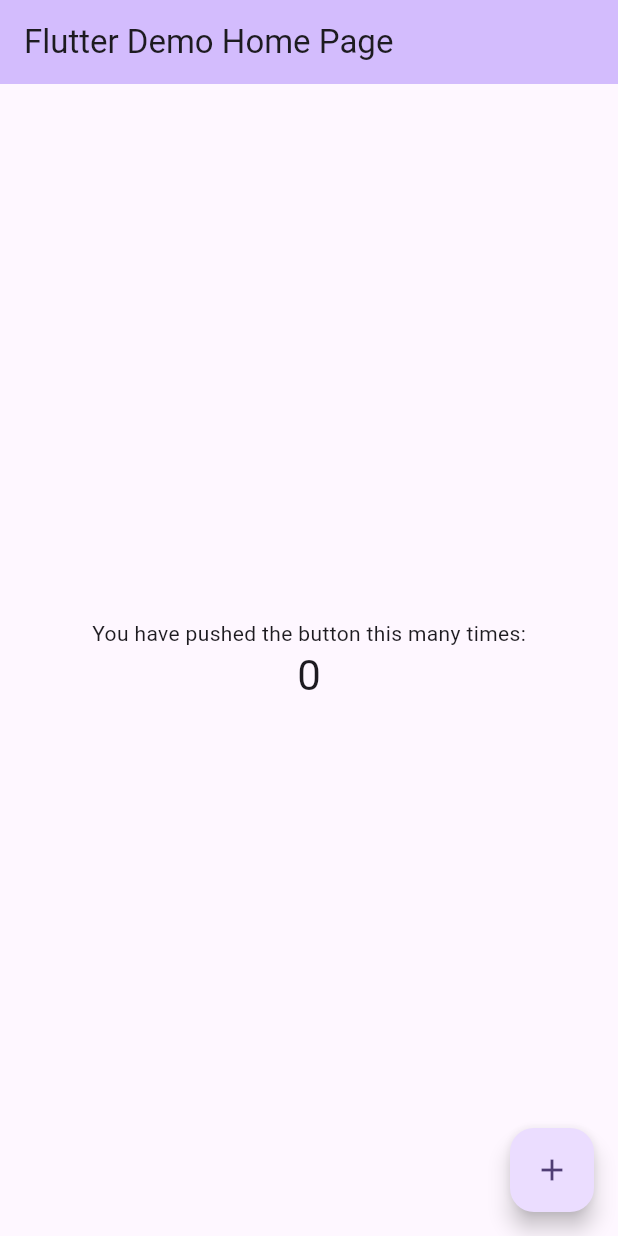
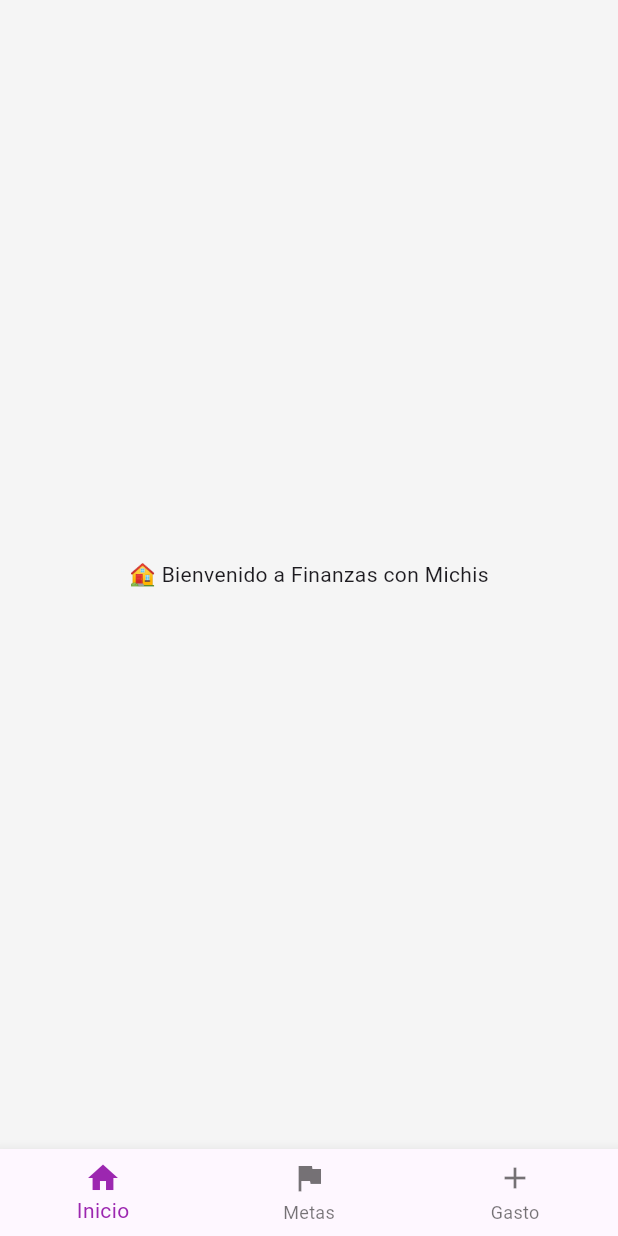
Before and after one commit to LuisGH28/Finanzas-con-Michis, a Flutter app: the screen it shows after launch, on a phone screen of 412 x 824 dp. Run offline on Flutter 3.47's test engine with Material 3 defaults, Android fonts, the phone set to English and light mode, and no system bars; our stand-ins replace go_router, sqflite; accounts and stored records are empty.

Commit message:
[FEAT]: add the screens and the PageView navigation

```diff
--- /dev/null
+++ b/finanzas_con_michis/lib/config/app_router.dart
@@ -0,0 +1,14 @@
+import 'package:go_router/go_router.dart';
+import '../screens/home/home_container.dart';
+
+class AppRouter {
+  static final router = GoRouter(
+    initialLocation: '/',
+    routes: [
+      GoRoute(
+        path: '/',
+        builder: (context, state) => const HomeContainer(),
+      ),
+    ],
+  );
+}
--- /dev/null
+++ b/finanzas_con_michis/lib/config/app_theme.dart
@@ -0,0 +1,16 @@
+import 'package:flutter/material.dart';
+
+class AppTheme {
+  static final light = ThemeData(
+    brightness: Brightness.light,
+    primarySwatch: Colors.purple,
+    fontFamily: 'Roboto',
+    scaffoldBackgroundColor: const Color(0xFFF5F5F5),
+  );
+
+  static final dark = ThemeData(
+    brightness: Brightness.dark,
+    primarySwatch: Colors.deepPurple,
+    fontFamily: 'Roboto',
+  );
+}
--- a/finanzas_con_michis/lib/main.dart
+++ b/finanzas_con_michis/lib/main.dart
@@ -1,122 +1,30 @@
 import 'package:flutter/material.dart';
+import 'config/app_theme.dart';
+import 'config/app_router.dart';
+import 'data/database/db_helper.dart';
+import 'providers/global_provider.dart';
+import 'package:provider/provider.dart';
 
-void main() {
-  runApp(const MyApp());
+void main() async {
+  WidgetsFlutterBinding.ensureInitialized();
+  await DBHelper.initDb(); // SQLite init
+  runApp(const FinanzasConMichisApp());
 }
 
-class MyApp extends StatelessWidget {
-  const MyApp({super.key});
+class FinanzasConMichisApp extends StatelessWidget {
+  const FinanzasConMichisApp({super.key});
 
-  // This widget is the root of your application.
   @override
   Widget build(BuildContext context) {
-    return MaterialApp(
-      title: 'Flutter Demo',
-      theme: ThemeData(
-        // This is the theme of your application.
-        //
-        // TRY THIS: Try running your application with "flutter run". You'll see
-        // the application has a purple toolbar. Then, without quitting the app,
-        // try changing the seedColor in the colorScheme below to Colors.green
-        // and then invoke "hot reload" (save your changes or press the "hot
-        // reload" button in a Flutter-supported IDE, or press "r" if you used
-        // the command line to start the app).
-        //
-        // Notice that the counter didn't reset back to zero; the application
-        // state is not lost during the reload. To reset the state, use hot
-        // restart instead.
-        //
-        // This works for code too, not just values: Most code changes can be
-        // tested with just a hot reload.
-        colorScheme: ColorScheme.fromSeed(seedColor: Colors.deepPurple),
+    return MultiProvider(
+      providers: globalProviders,
+      child: MaterialApp.router(
+        title: 'Finanzas con Michis',
+        debugShowCheckedModeBanner: false,
+        theme: AppTheme.light,
+        darkTheme: AppTheme.dark,
+        routerConfig: AppRouter.router,
       ),
-      home: const MyHomePage(title: 'Flutter Demo Home Page'),
     );
   }
 }
-
-class MyHomePage extends StatefulWidget {
-  const MyHomePage({super.key, required this.title});
-
-  // This widget is the home page of your application. It is stateful, meaning
-  // that it has a State object (defined below) that contains fields that affect
-  // how it looks.
-
-  // This class is the configuration for the state. It holds the values (in this
-  // case the title) provided by the parent (in this case the App widget) and
-  // used by the build method of the State. Fields in a Widget subclass are
-  // always marked "final".
-
-  final String title;
-
-  @override
-  State<MyHomePage> createState() => _MyHomePageState();
-}
-
-class _MyHomePageState extends State<MyHomePage> {
-  int _counter = 0;
-
-  void _incrementCounter() {
-    setState(() {
-      // This call to setState tells the Flutter framework that something has
-      // changed in this State, which causes it to rerun the build method below
-      // so that the display can reflect the updated values. If we changed
-      // _counter without calling setState(), then the build method would not be
-      // called again, and so nothing would appear to happen.
-      _counter++;
-    });
-  }
-
-  @override
-  Widget build(BuildContext context) {
-    // This method is rerun every time setState is called, for instance as done
-    // by the _incrementCounter method above.
-    //
-    // The Flutter framework has been optimized to make rerunning build methods
-    // fast, so that you can just rebuild anything that needs updating rather
-    // than having to individually change instances of widgets.
-    return Scaffold(
-      appBar: AppBar(
-        // TRY THIS: Try changing the color here to a specific color (to
-        // Colors.amber, perhaps?) and trigger a hot reload to see the AppBar
-        // change color while the other colors stay the same.
-        backgroundColor: Theme.of(context).colorScheme.inversePrimary,
-        // Here we take the value from the MyHomePage object that was created by
-        // the App.build method, and use it to set our appbar title.
-        title: Text(widget.title),
-      ),
-      body: Center(
-        // Center is a layout widget. It takes a single child and positions it
-        // in the middle of the parent.
-        child: Column(
-          // Column is also a layout widget. It takes a list of children and
-          // arranges them vertically. By default, it sizes itself to fit its
-          // children horizontally, and tries to be as tall as its parent.
-          //
-          // Column has various properties to control how it sizes itself and
-          // how it positions its children. Here we use mainAxisAlignment to
-          // center the children vertically; the main axis here is the vertical
-          // axis because Columns are vertical (the cross axis would be
-          // horizontal).
-          //
-          // TRY THIS: Invoke "debug painting" (choose the "Toggle Debug Paint"
-          // action in the IDE, or press "p" in the console), to see the
-          // wireframe for each widget.
-          mainAxisAlignment: MainAxisAlignment.center,
-          children: <Widget>[
-            const Text('You have pushed the button this many times:'),
-            Text(
-              '$_counter',
-              style: Theme.of(context).textTheme.headlineMedium,
-            ),
-          ],
-        ),
-      ),
-      floatingActionButton: FloatingActionButton(
-        onPressed: _incrementCounter,
-        tooltip: 'Increment',
-        child: const Icon(Icons.add),
-      ), // This trailing comma makes auto-formatting nicer for build methods.
-    );
-  }
-}
--- /dev/null
+++ b/finanzas_con_michis/lib/providers/global_provider.dart
@@ -0,0 +1,7 @@
+import 'package:provider/provider.dart';
+import 'package:flutter/material.dart';
+import 'example_provider.dart';
+
+final globalProviders = [
+  ChangeNotifierProvider(create: (_) => ExampleProvider()),
+];
--- /dev/null
+++ b/finanzas_con_michis/lib/screens/dashboard/main_screen.dart
@@ -0,0 +1,12 @@
+import 'package:flutter/material.dart';
+
+class MainScreen extends StatelessWidget {
+  const MainScreen({super.key});
+
+  @override
+  Widget build(BuildContext context) {
+    return const Center(
+      child: Text('🏠 Bienvenido a Finanzas con Michis'),
+    );
+  }
+}
--- /dev/null
+++ b/finanzas_con_michis/lib/screens/home/home_container.dart
@@ -0,0 +1,54 @@
+import 'package:flutter/material.dart';
+import '../dashboard/main_screen.dart';
+import '../goals/goals_screen.dart';
+import '../expenses/add_expense_screen.dart';
+
+class HomeContainer extends StatefulWidget {
+  const HomeContainer({super.key});
+
+  @override
+  State<HomeContainer> createState() => _HomeContainerState();
+}
+
+class _HomeContainerState extends State<HomeContainer> {
+  final PageController _pageController = PageController();
+  int _currentIndex = 0;
+
+  final List<Widget> _screens = const [
+    MainScreen(),
+    GoalsScreen(),
+    AddExpenseScreen(),
+  ];
+
+  void _onPageChanged(int index) {
+    setState(() {
+      _currentIndex = index;
+    });
+  }
+
+  void _onItemTapped(int index) {
+    _pageController.animateToPage(index,
+        duration: const Duration(milliseconds: 300), curve: Curves.easeInOut);
+  }
+
+  @override
+  Widget build(BuildContext context) {
+    return Scaffold(
+      body: PageView(
+        controller: _pageController,
+        onPageChanged: _onPageChanged,
+        children: _screens,
+      ),
+      bottomNavigationBar: BottomNavigationBar(
+        currentIndex: _currentIndex,
+        onTap: _onItemTapped,
+        selectedItemColor: Colors.purple,
+        items: const [
+          BottomNavigationBarItem(icon: Icon(Icons.home), label: 'Inicio'),
+          BottomNavigationBarItem(icon: Icon(Icons.flag), label: 'Metas'),
+          BottomNavigationBarItem(icon: Icon(Icons.add), label: 'Gasto'),
+        ],
+      ),
+    );
+  }
+}
```
Also changed, not shown: finanzas_con_michis/lib/data/database/db_helper.dart (added, +24 -0 lines), finanzas_con_michis/lib/providers/example_provider.dart (added, +10 -0 lines), finanzas_con_michis/lib/screens/expenses/add_expense_screen.dart (added, +50 -0 lines), finanzas_con_michis/lib/screens/goals/goals_screen.dart (added, +12 -0 lines), finanzas_con_michis/lib/widgets/expenses/expense_card.dart (added, +27 -0 lines), finanzas_con_michis/lib/widgets/expenses/form_expenses.dart (added, +36 -0 lines), finanzas_con_michis/lib/widgets/common/app_button.dart (added), finanzas_con_michis/lib/widgets/dashboard/stast_overview.dart (added).
